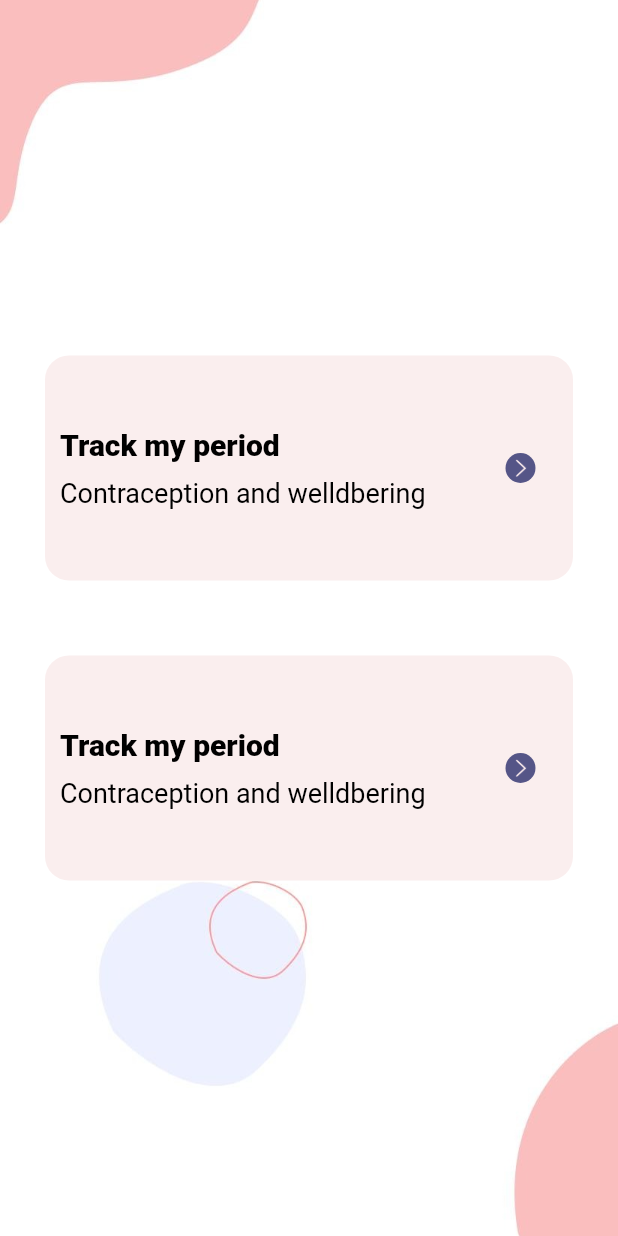
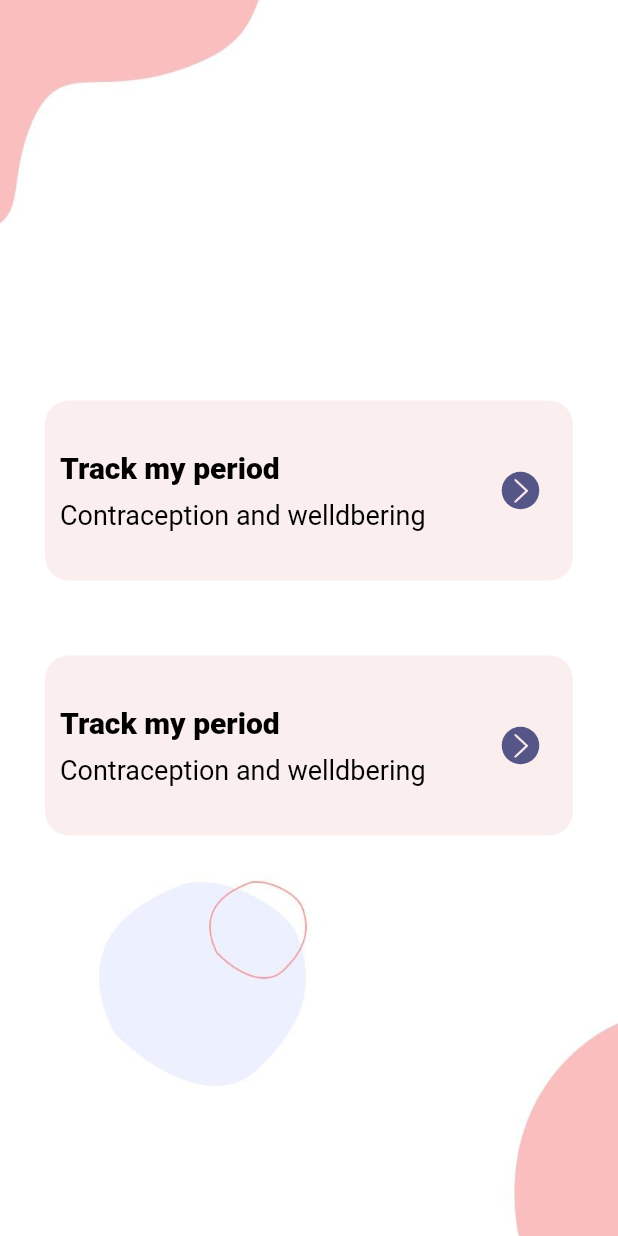
Before and after one commit to Ashotjlavyan/bloc_brithdate, a Flutter app: the screen it shows after launch, on a phone screen of 412 x 824 dp. Run offline on Flutter 3.47's test engine with Material 2 defaults, Android fonts, the light colour scheme and no system bars.

Commit message:
Update home_item.dart

```diff
--- a/lib/screens/home/shared/home_item.dart
+++ b/lib/screens/home/shared/home_item.dart
@@ -10,7 +10,7 @@ class HomeItem extends StatelessWidget {
         decoration: const BoxDecoration(
             color: ColorConstant.buttonColor,
             borderRadius: BorderRadius.all(Radius.circular(16.0))),
-        height: 150,
+        height: 120,
         child: Row(children: [
           Expanded(
               child: Container(
@@ -60,8 +60,8 @@ class _ArrowButton extends StatelessWidget {
   @override
   Widget build(BuildContext context) {
     return Container(
-      width: 20,
-      height: 20,
+      width: 25,
+      height: 25,
       margin: const EdgeInsets.only(right: 20.0),
       decoration: const BoxDecoration(
           color: ColorConstant.arrowColor, shape: BoxShape.circle),
```
